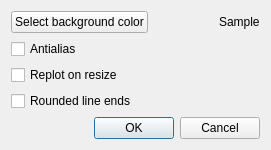
First picture: the form in src/qtterminal/QtGnuplotSettings.ui, repository gnuplot/gnuplot-old, before the edit.
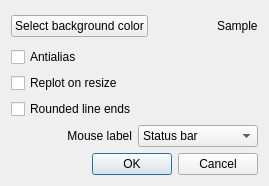
Second picture: the form after the edit. Icons and pictures are not drawn.

Commit message: Qt terminal: mouse coordinates settings

```diff
--- a/src/qtterminal/QtGnuplotSettings.ui
+++ b/src/qtterminal/QtGnuplotSettings.ui
@@ -6,8 +6,8 @@
    <rect>
     <x>0</x>
     <y>0</y>
-    <width>271</width>
-    <height>97</height>
+    <width>269</width>
+    <height>186</height>
    </rect>
   </property>
   <property name="windowTitle">
@@ -72,6 +72,44 @@
        </property>
       </widget>
      </item>
+     <item>
+      <layout class="QHBoxLayout" name="horizontalLayout_2">
+       <item>
+        <widget class="QLabel" name="label">
+         <property name="text">
+          <string>Mouse label</string>
+         </property>
+         <property name="alignment">
+          <set>Qt::AlignRight|Qt::AlignTrailing|Qt::AlignVCenter</set>
+         </property>
+        </widget>
+       </item>
+       <item>
+        <widget class="QComboBox" name="mouseLabelComboBox">
+         <item>
+          <property name="text">
+           <string>Status bar</string>
+          </property>
+         </item>
+         <item>
+          <property name="text">
+           <string>Tool bar</string>
+          </property>
+         </item>
+         <item>
+          <property name="text">
+           <string>Inline</string>
+          </property>
+         </item>
+         <item>
+          <property name="text">
+           <string>None</string>
+          </property>
+         </item>
+        </widget>
+       </item>
+      </layout>
+     </item>
     </layout>
    </item>
    <item>
```
The commit also changes 5 other files.
